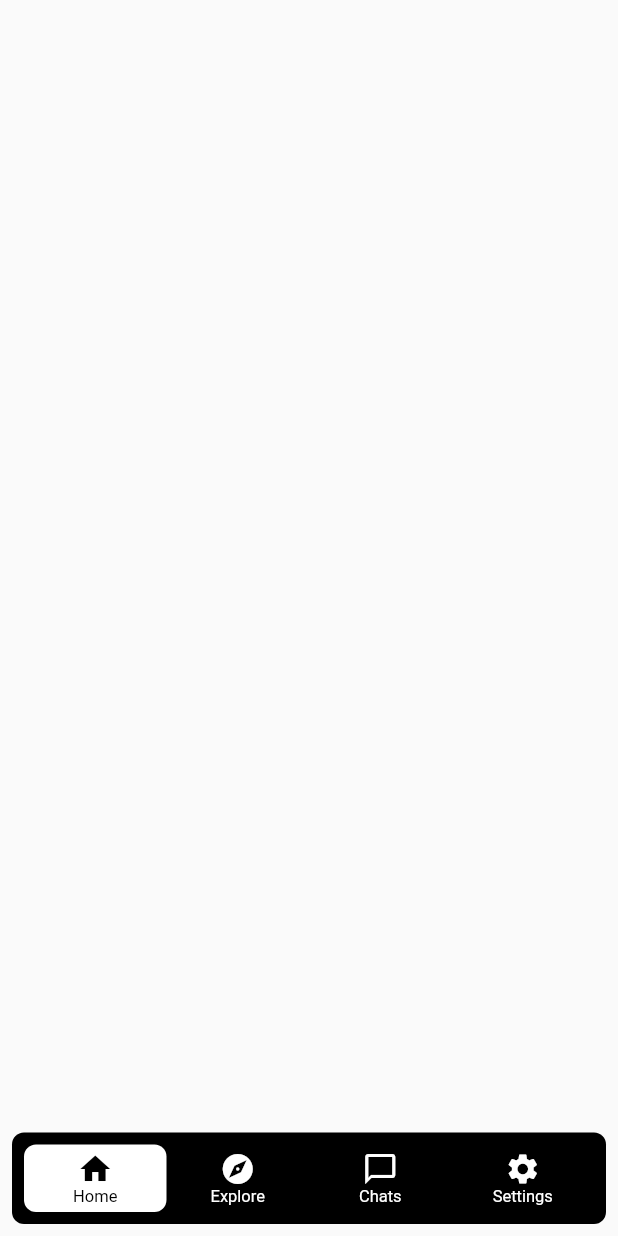
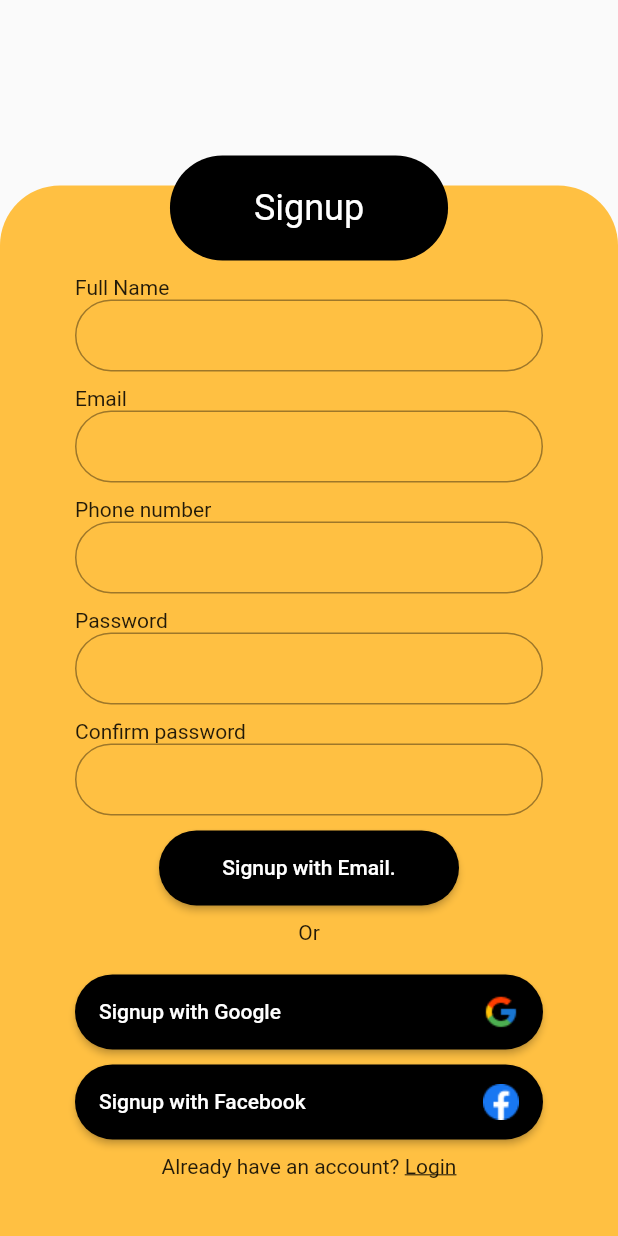
Before and after one commit to shehrozkapoor/voosool-user-frontend, a Flutter app: the screen it shows after launch, on a phone screen of 412 x 824 dp. Run offline on Flutter 3.47's test engine with Material 2 defaults, Android fonts, the phone set to English and light mode, and no system bars; drawn by our look-alikes of floating_bottom_navigation_bar; our stand-ins replace animated_splash_screen, page_transition.

Commit message:
As a Developer, I would like to build a Signup page for user to register. (signup with email)

```diff
--- a/lib/main.dart
+++ b/lib/main.dart
@@ -1,4 +1,5 @@
 import 'package:flutter/material.dart';
+import 'package:voosool_flutter/screens/mobile_view/signup_form.dart';
 import 'package:voosool_flutter/screens/splash_screen.dart';
 
 void main() {
@@ -16,7 +17,7 @@ class MyApp extends StatelessWidget {
       theme: ThemeData(
         primarySwatch: Colors.blue,
       ),
-      home: SplashScreen(),
+      home: SignupForm(),
     );
   }
 }
--- /dev/null
+++ b/lib/screens/mobile_view/signup_form.dart
@@ -0,0 +1,195 @@
+import 'package:flutter/material.dart';
+import 'package:flutter/src/widgets/container.dart';
+import 'package:flutter/src/widgets/framework.dart';
+import 'package:voosool_flutter/theme.dart';
+
+class SignupForm extends StatefulWidget {
+  SignupForm({super.key});
+
+  @override
+  State<SignupForm> createState() => _SignupFormState();
+}
+
+class _SignupFormState extends State<SignupForm> {
+  final _formKey = GlobalKey<FormState>();
+
+  @override
+  Widget build(BuildContext context) {
+    return Scaffold(
+      body: Align(
+        alignment: Alignment.bottomCenter,
+        child: Stack(
+          alignment: Alignment.bottomCenter,
+          children: [
+            Container(
+              margin: const EdgeInsets.only(top: 20),
+              padding: const EdgeInsets.all(50),
+              alignment: Alignment.topLeft,
+              height: MediaQuery.of(context).size.height * .85,
+              width: MediaQuery.of(context).size.width,
+              decoration: BoxDecoration(
+                color: primary,
+                borderRadius: const BorderRadius.only(
+                  topLeft: Radius.circular(40),
+                  topRight: Radius.circular(40),
+                ),
+              ),
+              child: Form(
+                key: _formKey,
+                child: Column(
+                  children: <Widget>[
+                    CustomField("Full Name", (value) => {}),
+                    CustomField("Email", (value) => {}),
+                    CustomField("Phone number", (value) => {}),
+                    CustomField("Password", (value) => {}),
+                    CustomField("Confirm password", (value) => {}),
+                    Container(
+                      width: 200,
+                      margin: EdgeInsets.only(top: 10),
+                      height: 50,
+                      decoration: BoxDecoration(
+                        borderRadius: BorderRadius.circular(
+                          10,
+                        ),
+                      ),
+                      child: ElevatedButton(
+                          onPressed: () => {},
+                          style: ButtonStyle(
+                            shape: MaterialStateProperty.all<
+                                RoundedRectangleBorder>(
+                              RoundedRectangleBorder(
+                                borderRadius: BorderRadius.circular(30.0),
+                              ),
+                            ),
+                            backgroundColor: MaterialStateColor.resolveWith(
+                              (states) => Colors.black,
+                            ),
+                          ),
+                          child: const Text("Signup with Email.")),
+                    ),
+                    Container(
+                      margin: const EdgeInsets.only(top: 10, bottom: 10),
+                      child: const Text("Or"),
+                    ),
+                    SocialSignupButton(
+                      "Signup with Google",
+                      "assets/google.png",
+                    ),
+                    SocialSignupButton(
+                      "Signup with Facebook",
+                      "assets/facebook.png",
+                    ),
+                    Container(
+                      margin: EdgeInsets.only(top: 10),
+                      child: Row(
+                        mainAxisAlignment: MainAxisAlignment.center,
+                        children: [
+                          const Text("Already have an account? "),
+                          GestureDetector(
+                            child: const Text(
+                              "Login",
+                              style: TextStyle(
+                                decoration: TextDecoration.underline,
+                              ),
+                            ),
+                          )
+                        ],
+                      ),
+                    )
+                  ],
+                ),
+              ),
+            ),
+            Positioned(
+              top: 0,
+              child: Container(
+                alignment: Alignment.center,
+                width: MediaQuery.of(context).size.width * .45,
+                height: 70,
+                decoration: const BoxDecoration(
+                  color: Colors.black,
+                  borderRadius: BorderRadius.all(
+                    Radius.circular(40),
+                  ),
+                ),
+                child: Text(
+                  "Signup",
+                  style: TextStyle(
+                    color: Colors.white,
+                    fontSize: 24,
+                  ),
+                ),
+              ),
+            ),
+          ],
+        ),
+      ),
+    );
+  }
+
+  Container SocialSignupButton(String _with, String icon) {
+    return Container(
+      margin: EdgeInsets.only(top: 10),
+      height: 50,
+      decoration: BoxDecoration(
+        borderRadius: BorderRadius.circular(
+          10,
+        ),
+      ),
+      child: ElevatedButton(
+        onPressed: () => {},
+        style: ButtonStyle(
+          shape: MaterialStateProperty.all<RoundedRectangleBorder>(
+            RoundedRectangleBorder(
+              borderRadius: BorderRadius.circular(30.0),
+            ),
+          ),
+          backgroundColor: MaterialStateColor.resolveWith(
+            (states) => Colors.black,
+          ),
+        ),
+        child: Row(
+          mainAxisAlignment: MainAxisAlignment.spaceBetween,
+          children: [
+            Text(_with, textAlign: TextAlign.center),
+            Image.asset(icon),
+          ],
+        ),
+      ),
+    );
+  }
+
+  Container CustomField(String Name, Function action) {
+    return Container(
+      margin: EdgeInsets.only(top: 10),
+      child: Column(
+        crossAxisAlignment: CrossAxisAlignment.start,
+        children: [
+          Text(
+            Name,
+          ),
+          TextFormField(
+            decoration: InputDecoration(
+              contentPadding: const EdgeInsets.only(left: 15, right: 15),
+              border: OutlineInputBorder(
+                borderSide: const BorderSide(
+                  color: Colors.white,
+                ),
+                borderRadius: BorderRadius.circular(50),
+              ),
+              // hintText: "0",
+            ),
+            // The validator receives the text that the user has entered.
+            validator: (value) {
+              if (value == null || value.isEmpty) {
+                return 'Please enter some text';
+              }
+              return null;
+            },
+            onChanged: (value) => action(value),
+          ),
+        ],
+      ),
+    );
+  }
+}
--- a/lib/theme.dart
+++ b/lib/theme.dart
@@ -1,3 +1,3 @@
 import 'package:flutter/material.dart';
 
-Color primary = Color.fromARGB(255, 255, 192, 66);
+Color primary = const Color.fromARGB(255, 255, 192, 66);
--- a/pubspec.yaml
+++ b/pubspec.yaml
@@ -61,8 +61,8 @@ flutter:
   uses-material-design: true
 
   # To add assets to your application, add an assets section, like this:
-  # assets:
-  #   - assets/
+  assets:
+    - assets/
 
   # An image asset can refer to one or more resolution-specific "variants", see
   # https://flutter.dev/assets-and-images/#resolution-aware
```
Also changed, not shown: assets/facebook.png (added), assets/google.png (added), pubspec.lock, 1 other file.
